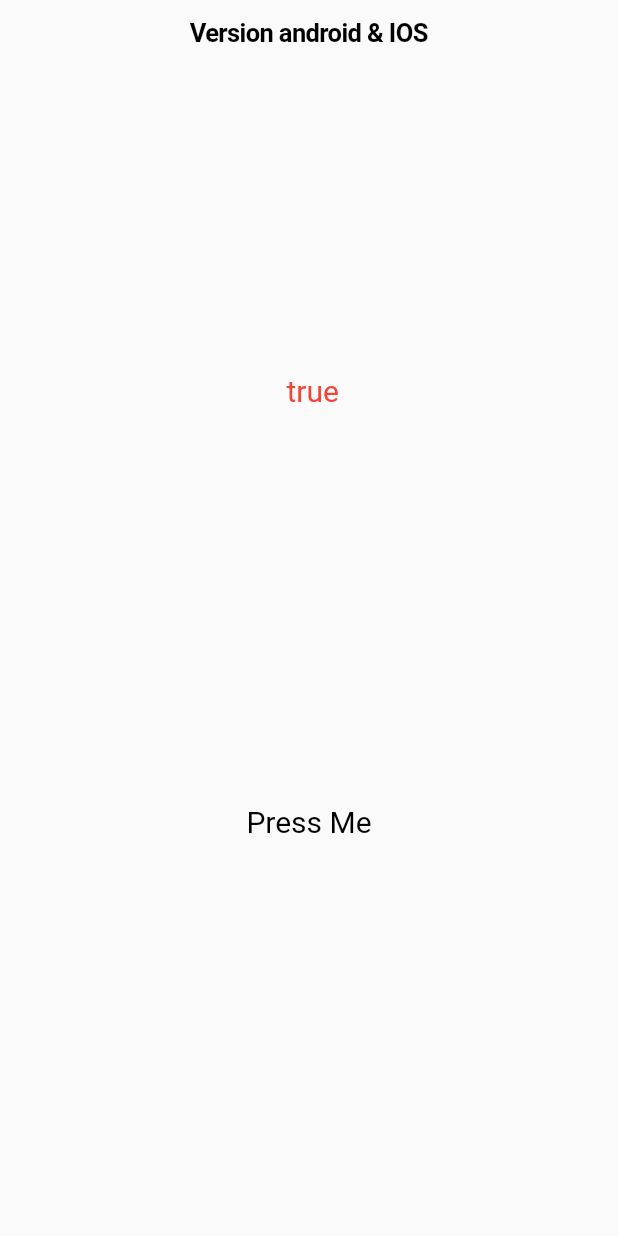
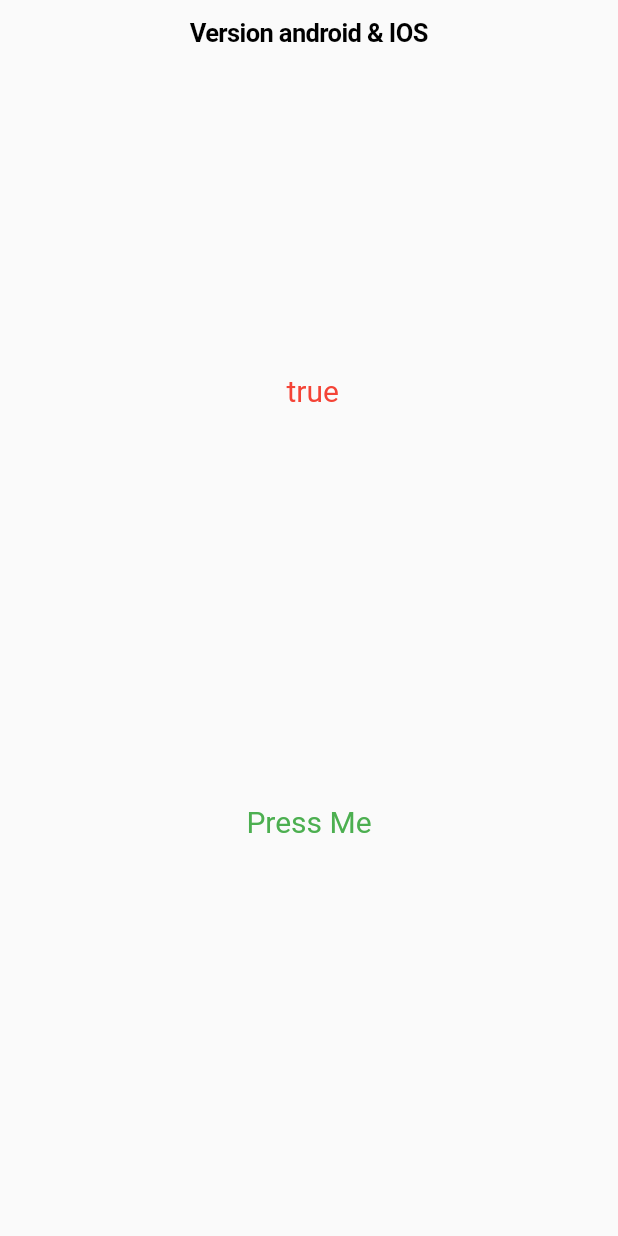
Before and after one commit to Web82-Thom/my_1er_pack, a Flutter app: the screen it shows after launch, on a phone screen of 412 x 824 dp. Run offline on Flutter 3.47's test engine with Material 2 defaults, Android fonts, the phone set to English and light mode, and no system bars.

Commit message:
clean problems in console

```diff
--- a/example/lib/main.dart
+++ b/example/lib/main.dart
@@ -40,10 +40,9 @@ class _MyHomePageState extends State<MyHomePage> {
           children: [
           Adaptive.text(string:" ${Adaptive.isIOS()}", color: Colors.red),
           Adaptive.button(
-            child: Adaptive.text(string:"Press Me"),
+            child: Adaptive.text(string:"Press Me", color: Colors.green),
             onPressed: (){
               Adaptive.alert(context: context,callback: (){
-                print("Succes");
                 Navigator.of(context).pop();
               });
             }
```
Also changed, not shown: lib/adaptive_thom_dev.dart (+3 -4 lines).
